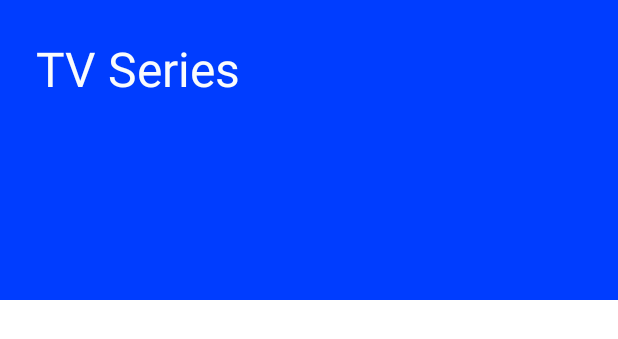
After one commit to berkakbas/movie-lister, an Android app: the layout fragment_tv_series.xml on its own in the app's theme, with its tools: preview values and no code run, on a phone screen of 412 x 824 dp. The commit adds this screen. Shown: the top 339 px of the screen. Run offline under Robolectric (Android 15) with nearby library versions, the phone set to English and light mode, and no system bars.

Commit message:
fragment view bindings implemented

```diff
--- a/app/src/main/java/com/example/movielister/MainActivity.kt
+++ b/app/src/main/java/com/example/movielister/MainActivity.kt
@@ -21,7 +21,6 @@ class MainActivity : AppCompatActivity() {
 
         setCurrentFragment(homeFragment)
 
-
         binding.bottomNavigationView.setOnItemSelectedListener {
             when (it.itemId) {
                 R.id.movies -> setCurrentFragment(homeFragment)
@@ -31,7 +30,6 @@ class MainActivity : AppCompatActivity() {
             }
             true
         }
-
     }
 
     private fun setCurrentFragment(fragment: Fragment) {
--- /dev/null
+++ b/app/src/main/res/layout/fragment_tv_series.xml
@@ -0,0 +1,32 @@
+<?xml version="1.0" encoding="utf-8"?>
+<androidx.constraintlayout.widget.ConstraintLayout xmlns:android="http://schemas.android.com/apk/res/android"
+    xmlns:app="http://schemas.android.com/apk/res-auto"
+    xmlns:tools="http://schemas.android.com/tools"
+    android:layout_width="match_parent"
+    android:layout_height="match_parent"
+    tools:context=".TvSeriesFragment">
+
+    <androidx.constraintlayout.widget.ConstraintLayout
+        android:id="@+id/titleLayout"
+        android:layout_width="match_parent"
+        android:layout_height="200dp"
+        android:background="@color/colorPrimary"
+        app:layout_constraintEnd_toEndOf="parent"
+        app:layout_constraintStart_toStartOf="parent"
+        app:layout_constraintTop_toTopOf="parent">
+
+        <TextView
+            android:id="@+id/tvSeriesText"
+            android:layout_width="wrap_content"
+            android:layout_height="wrap_content"
+            android:layout_marginStart="24dp"
+            android:layout_marginTop="24dp"
+            android:text="@string/tv_series"
+            android:textColor="@color/white"
+            android:textSize="32sp"
+            app:layout_constraintStart_toStartOf="parent"
+            app:layout_constraintTop_toTopOf="parent" />
+
+    </androidx.constraintlayout.widget.ConstraintLayout>
+
+</androidx.constraintlayout.widget.ConstraintLayout>
```
Also changed, not shown: app/src/main/java/com/example/movielister/MoviesFragment.kt (+7 -1 lines), app/src/main/java/com/example/movielister/ProfileFragment.kt (+7 -1 lines), app/src/main/java/com/example/movielister/SearchFragment.kt (+7 -1 lines), app/src/main/java/com/example/movielister/TvSeriesFragment.kt (+7 -1 lines), app/src/main/res/layout/fragment_home.xml (deleted, +0 -41 lines), app/src/main/res/layout/fragment_movies.xml (+12 -3 lines).
